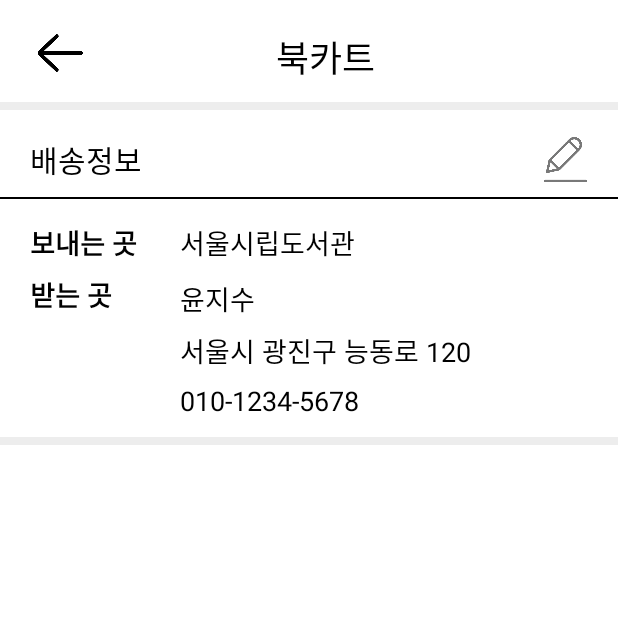
After one commit to jisuyunn/Solgik, an Android app: the BookCartActivity screen opened directly, with no data from a screen before it, on a phone screen of 412 x 824 dp, the top half of it. The commit adds this screen. Run offline under Robolectric (Android 15) with nearby library versions, the light colour scheme and no system bars; our stand-ins replace RxJava, data binding.

Commit message:
add book cart
북카드관련

```diff
--- a/app/src/main/java/com/example/solgikb/di/ViewModelModule.kt
+++ b/app/src/main/java/com/example/solgikb/di/ViewModelModule.kt
@@ -1,5 +1,6 @@
 package com.example.solgikb.di
 
+import com.example.solgikb.ui.bookcart.BookCartViewModel
 import com.example.solgikb.ui.login.LoginViewModel
 import com.example.solgikb.ui.main.MainViewModel
 import com.example.solgikb.ui.main.home.HomeViewModel
@@ -29,4 +30,8 @@ val viewModelModule = module {
     viewModel {
         PrevLibViewModel(get(), get())
     }
+
+    viewModel {
+        BookCartViewModel(get(), get())
+    }
 }
--- /dev/null
+++ b/app/src/main/java/com/example/solgikb/ui/bookcart/BookCartActivity.kt
@@ -0,0 +1,39 @@
+package com.example.solgikb.ui.bookcart
+
+import android.os.Bundle
+import android.view.MenuItem
+import android.widget.Toolbar
+import com.example.solgikb.BR
+import com.example.solgikb.R
+import com.example.solgikb.databinding.ActivityBookCartBinding
+import com.example.solgikb.ui.base.BaseActivity
+import kotlinx.android.synthetic.main.activity_book_cart.*
+import kotlinx.android.synthetic.main.activity_book_cart.view.*
+import org.koin.androidx.viewmodel.ext.android.viewModel
+
+
+class BookCartActivity: BaseActivity<ActivityBookCartBinding, BookCartViewModel>() {
+    override val layoutResId: Int get() = R.layout.activity_book_cart
+    override val viewModel: BookCartViewModel by viewModel()
+    override val bindingVariable: Int get() = BR.vm
+
+    override fun onCreate(savedInstanceState: Bundle?) {
+        super.onCreate(savedInstanceState)
+
+        btnBack.setOnClickListener { view ->
+            finish()
+        }
+    }
+
+
+    override fun initView() {
+        initTab()
+    }
+
+    fun initTab() {
+
+    }
+
+    override fun observeChange() { }
+
+}
--- /dev/null
+++ b/app/src/main/java/com/example/solgikb/ui/bookcart/BookCartViewModel.kt
@@ -0,0 +1,19 @@
+package com.example.solgikb.ui.bookcart
+
+import android.app.Application
+import android.graphics.Color
+import android.graphics.Typeface
+import android.view.Gravity
+import android.widget.TextView
+import androidx.lifecycle.LiveData
+import androidx.lifecycle.MutableLiveData
+import com.example.solgikb.R
+import com.example.solgikb.data.repository.IRepository
+import com.example.solgikb.ui.base.BaseViewModel
+import com.example.solgikb.ui.main.ViewPagerAdapter
+import com.google.android.material.tabs.TabLayout
+
+class BookCartViewModel(application: Application, private val repo: IRepository): BaseViewModel() {
+
+
+}
--- a/app/src/main/java/com/example/solgikb/ui/main/home/HomeFragment.kt
+++ b/app/src/main/java/com/example/solgikb/ui/main/home/HomeFragment.kt
@@ -13,12 +13,14 @@ import com.example.solgikb.databinding.FragmentHomeBinding
 import com.example.solgikb.databinding.ItemBookBinding
 import com.example.solgikb.ui.base.BaseFragment
 import com.example.solgikb.ui.base.BaseRecyclerView
+import com.example.solgikb.ui.bookcart.BookCartActivity
 import com.example.solgikb.ui.bookdetail.BookDetailActivity
 import com.example.solgikb.ui.main.MainActivity
 import com.example.solgikb.ui.prevlib.PrevLibActivity
 import com.example.solgikb.utils.INTENT_EXTRA_BOOK_ID
 import com.example.solgikb.utils.observe
 import kotlinx.android.synthetic.*
+import kotlinx.android.synthetic.main.fragment_home.*
 import org.koin.androidx.viewmodel.ext.android.viewModel
 
 class HomeFragment: BaseFragment<FragmentHomeBinding, HomeViewModel>() {
@@ -29,6 +31,12 @@ class HomeFragment: BaseFragment<FragmentHomeBinding, HomeViewModel>() {
     override fun initView() {
         initData()
         initRecyclerView()
+        fab.setOnClickListener {
+            activity?.let {
+                val intent = Intent(context, BookCartActivity::class.java)
+                startActivity(intent)
+            }
+        }
     }
 
     override fun observeChange() {
--- /dev/null
+++ b/app/src/main/res/layout/activity_book_cart.xml
@@ -0,0 +1,169 @@
+<?xml version="1.0" encoding="utf-8"?>
+<layout xmlns:tools="http://schemas.android.com/tools"
+    xmlns:android="http://schemas.android.com/apk/res/android"
+    xmlns:app="http://schemas.android.com/apk/res-auto">
+    <data>
+        <variable name="vm" type="com.example.solgikb.ui.bookcart.BookCartViewModel"/>
+    </data>
+
+
+    <androidx.constraintlayout.widget.ConstraintLayout
+        android:layout_width="match_parent"
+        android:layout_height="match_parent"
+        android:background="@color/white"
+        tools:context=".ui.bookcart.BookCartActivity">
+
+
+        <ImageButton
+            android:id="@+id/btnBack"
+            android:layout_width="50dp"
+            android:layout_height="40dp"
+            android:layout_marginLeft="15dp"
+            android:layout_marginTop="15dp"
+            android:src="@drawable/arrow"
+            android:scaleType="fitCenter"
+            android:background="#00ffffff"
+            app:layout_constraintStart_toStartOf="parent"
+            app:layout_constraintTop_toTopOf="parent" />
+
+        <TextView
+            android:id="@+id/textView"
+            android:layout_width="wrap_content"
+            android:layout_height="wrap_content"
+            android:layout_marginStart="184dp"
+            android:layout_marginTop="20dp"
+            android:text="북카트"
+            android:textColor="@color/black"
+            android:textSize="24sp"
+            app:layout_constraintStart_toStartOf="parent"
+            app:layout_constraintTop_toTopOf="parent" />
+
+
+        <LinearLayout
+            android:id="@+id/linearBookcart1"
+            android:layout_width="match_parent"
+            android:layout_height="5dp"
+            android:layout_marginTop="12dp"
+            android:background="@color/light_gray"
+            app:layout_constraintStart_toStartOf="parent"
+            app:layout_constraintTop_toBottomOf="@+id/textView"
+            android:orientation="horizontal" />
+
+        <TextView
+            android:id="@+id/textView2"
+            android:layout_width="wrap_content"
+            android:layout_height="wrap_content"
+            android:layout_marginLeft="20dp"
+            android:layout_marginTop="18dp"
+            android:text="배송정보"
+            android:textColor="@color/black"
+            android:textSize="20sp"
+            app:layout_constraintStart_toStartOf="parent"
+            app:layout_constraintTop_toBottomOf="@+id/linearBookcart1" />
+
+        <ImageButton
+            android:layout_width="30dp"
+            android:layout_height="30dp"
+            android:background="#00ffffff"
+            android:src="@drawable/edit_icon"
+            android:scaleType="fitCenter"
+            android:layout_marginRight="20dp"
+            android:layout_marginTop="18dp"
+            app:layout_constraintEnd_toEndOf="parent"
+            app:layout_constraintTop_toBottomOf="@+id/linearBookcart1" />
+
+        <LinearLayout
+            android:id="@+id/linearBookcart2"
+            android:layout_width="match_parent"
+            android:layout_height="1dp"
+            android:layout_marginTop="10dp"
+            android:background="@color/black"
+            android:orientation="horizontal"
+            app:layout_constraintStart_toStartOf="parent"
+            app:layout_constraintTop_toBottomOf="@+id/textView2" />
+
+
+        <TextView
+            android:layout_width="wrap_content"
+            android:layout_height="wrap_content"
+            android:text="보내는 곳"
+            android:textColor="@color/black"
+            android:textSize="18sp"
+            android:textStyle="bold"
+            android:layout_marginTop="15dp"
+            android:layout_marginLeft="20dp"
+            app:layout_constraintStart_toStartOf="parent"
+            app:layout_constraintTop_toBottomOf="@+id/linearBookcart2" />
+
+        <TextView
+            android:id="@+id/textView3"
+            android:layout_width="wrap_content"
+            android:layout_height="wrap_content"
+            android:layout_marginLeft="20dp"
+            android:layout_marginTop="50dp"
+            android:text="받는 곳"
+            android:textColor="@color/black"
+            android:textSize="18sp"
+            android:textStyle="bold"
+            app:layout_constraintStart_toStartOf="parent"
+            app:layout_constraintTop_toBottomOf="@+id/linearBookcart2" />
+
+        <TextView
+            android:id="@+id/infolib"
+            android:layout_width="wrap_content"
+            android:layout_height="wrap_content"
+            android:layout_marginTop="15dp"
+            android:layout_marginLeft="120dp"
+            android:text="서울시립도서관"
+            android:textColor="@color/black"
+            android:textSize="18sp"
+            app:layout_constraintStart_toStartOf="parent"
+            app:layout_constraintTop_toBottomOf="@+id/linearBookcart2" />
+        <TextView
+            android:id="@+id/infoname"
+            android:layout_width="wrap_content"
+            android:layout_height="wrap_content"
+            android:layout_marginTop="10dp"
+            android:layout_marginLeft="120dp"
+            android:text="윤지수"
+            android:textColor="@color/black"
+            android:textSize="18sp"
+            app:layout_constraintStart_toStartOf="parent"
+            app:layout_constraintTop_toBottomOf="@+id/infolib"
+            />
+        <TextView
+            android:id="@+id/infoaddress"
+            android:layout_width="wrap_content"
+            android:layout_height="wrap_content"
+            android:layout_marginTop="7dp"
+            android:layout_marginLeft="120dp"
+            android:text="서울시 광진구 능동로 120"
+            android:textColor="@color/black"
+            android:textSize="18sp"
+            app:layout_constraintStart_toStartOf="parent"
+            app:layout_constraintTop_toBottomOf="@+id/infoname"
+            />
+        <TextView
+            android:id="@+id/infonumber"
+            android:layout_width="wrap_content"
+            android:layout_height="wrap_content"
+            android:layout_marginTop="7dp"
+            android:layout_marginLeft="120dp"
+            android:text="010-1234-5678"
+            android:textColor="@color/black"
+            android:textSize="18sp"
+            app:layout_constraintStart_toStartOf="parent"
+            app:layout_constraintTop_toBottomOf="@+id/infoaddress"
+            />
+        <LinearLayout
+            android:id="@+id/linearBookcart3"
+            android:layout_width="match_parent"
+            android:layout_height="5dp"
+            android:layout_marginTop="12dp"
+            android:background="@color/light_gray"
+            app:layout_constraintStart_toStartOf="parent"
+            app:layout_constraintTop_toBottomOf="@+id/infonumber"
+            android:orientation="horizontal" />
+
+    </androidx.constraintlayout.widget.ConstraintLayout>
+</layout>
--- a/app/src/main/res/layout/fragment_home.xml
+++ b/app/src/main/res/layout/fragment_home.xml
@@ -110,5 +110,16 @@
                 app:layoutManager="androidx.recyclerview.widget.LinearLayoutManager"/>
         </androidx.constraintlayout.widget.ConstraintLayout>
 
+        <com.google.android.material.floatingactionbutton.FloatingActionButton
+            android:id="@+id/fab"
+            android:layout_width="wrap_content"
+            android:layout_height="wrap_content"
+            android:layout_marginRight="20dp"
+            android:layout_marginBottom="20dp"
+            app:fabSize="normal"
+            android:src="@drawable/bookcart"
+            android:scaleType="fitXY"
+            app:layout_constraintBottom_toBottomOf="parent"
+            app:layout_constraintEnd_toEndOf="parent" />
     </androidx.constraintlayout.widget.ConstraintLayout>
 </layout>
--- a/app/src/main/res/values/dimen.xml
+++ b/app/src/main/res/values/dimen.xml
@@ -1,5 +1,5 @@
 <?xml version="1.0" encoding="utf-8"?>
-<resources>
+<resources xmlns:tools="http://schemas.android.com/tools">
 
     <!-- Designs -->
     <dimen name="main_title_textsize">20sp</dimen>
@@ -47,4 +47,8 @@
     <!-- Icon -->
     <dimen name="notice_icon_margin">5dp</dimen>
 
+    <!-- Floating Button -->
+    <dimen name="design_fab_size_normal" tools:override="true">70dp</dimen>
+    <dimen name="design_fab_image_size" tools:override="true">32dp</dimen>
+
 </resources>
--- a/app/src/main/res/values/strings.xml
+++ b/app/src/main/res/values/strings.xml
@@ -12,7 +12,7 @@
     <!-- MyLib Fragment -->
     <string name="my_info">내 정보</string>
     <string name="check_status">대출 현황</string>
-    <string formatted="false" name="term_format"> (%s ~ %s)</string>
+    <string name="term_format" formatted="false"> (%s ~ %s)</string>
     <string name="prev_check_list">이전 대출 내역</string>
 
     <!-- PrevLib Activity -->
--- a/app/src/main/res/values/styles.xml
+++ b/app/src/main/res/values/styles.xml
@@ -108,4 +108,14 @@
         <item name="android:singleLine">true</item>
     </style>
 
+    <style name="ToolbarTheme" parent="@style/ThemeOverlay.AppCompat.ActionBar">
+        <!-- Customize color of navigation drawer icon and back arrow -->
+        <item name="colorControlNormal">@color/black</item>
+    </style>
+    <style name="Theme.MyFancyTheme" parent="android:Theme.Holo">
+        <item name="android:homeAsUpIndicator">@drawable/arrow</item>
+        <item name="android:layout_width">24dp</item>
+        <item name="android:layout_height">24dp</item>
+    </style>
+
 </resources>
```
Also changed, not shown: app/src/main/AndroidManifest.xml (+8 -7 lines), app/src/main/res/drawable-xhdpi/arrow.png (added), app/src/main/res/drawable-xhdpi/bookcart.png (added), app/src/main/res/drawable-xhdpi/cart_check.png (added), app/src/main/res/drawable-xhdpi/cart_delete.png (added), app/src/main/res/drawable-xhdpi/cart_uncheck.png (added), app/src/main/res/drawable-xhdpi/edit_icon.png (added).
